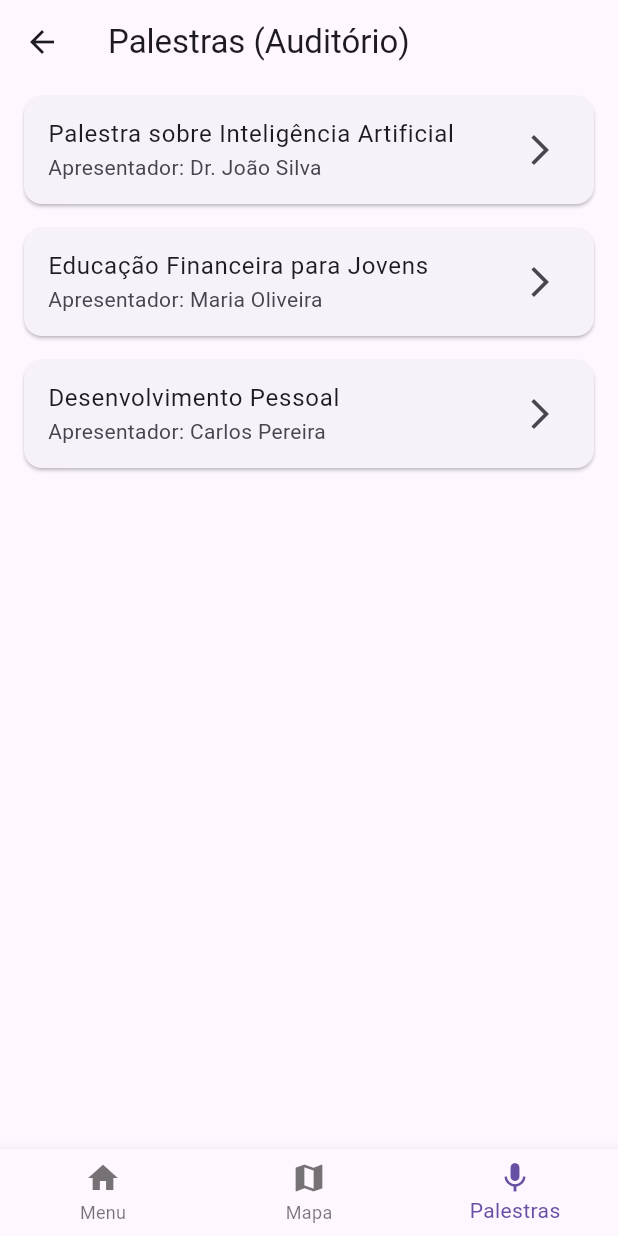
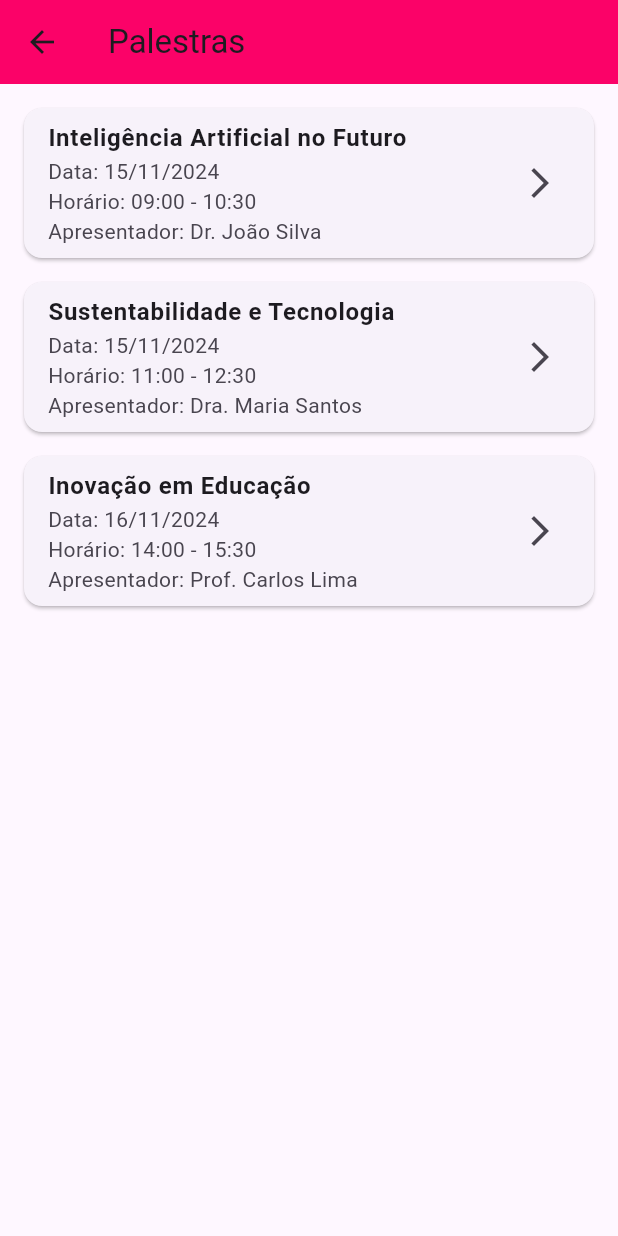
Before and after one commit to guicarvv/flutter_app, a Flutter app: the MenuPage screen opened by its route, item 2 of the bottom bar chosen, on a phone screen of 412 x 824 dp. Run offline on Flutter 3.47's test engine with Material 3 defaults, Android fonts, the light colour scheme and no system bars; our stand-ins replace shared_preferences; accounts and stored records are empty.

Commit message:
atualizado

```diff
--- a/lib/login_page.dart
+++ b/lib/login_page.dart
@@ -76,7 +76,7 @@ class _LoginPageState extends State<LoginPage> {
               // Ícone do usuário
               CircleAvatar(
                 radius: 60,
-                backgroundColor: rosaPrincipal.withOpacity(0.1),
+                backgroundColor: rosaPrincipal.withValues(alpha: 0.1),
                 child: Icon(
                   userIcon,
                   size: 60,
--- a/lib/menu_page.dart
+++ b/lib/menu_page.dart
@@ -106,11 +106,8 @@ class _MenuPageState extends State<MenuPage> {
             },
           ),
         ),
-        title: Center(
-          child: CircleAvatar(
-            radius: 20,
-            backgroundImage: AssetImage('assets/imagens/logo.png'),
-          ),
+        title: const Center(
+          child: Icon(Icons.event, color: Colors.white, size: 30),
         ),
         actions: [
           IconButton(
@@ -178,12 +175,9 @@ class _MenuPageState extends State<MenuPage> {
           children: [
             DrawerHeader(
               decoration: BoxDecoration(color: rosaPrincipal),
-              child: Align(
+              child: const Align(
                 alignment: Alignment.bottomLeft,
-                child: CircleAvatar(
-                  radius: 30,
-                  backgroundImage: AssetImage('assets/imagens/logo.png'),
-                ),
+                child: Icon(Icons.event, color: Colors.white, size: 60),
               ),
             ),
             _drawerItem(Icons.home, 'Inicio', () {}),
--- a/lib/palestras_page.dart
+++ b/lib/palestras_page.dart
@@ -1,49 +1,68 @@
 import 'package:flutter/material.dart';
 import 'detalhes_palestra_page.dart';
 
-class PalestrasPage extends StatelessWidget {
+class PalestrasPage extends StatefulWidget {
   const PalestrasPage({super.key});
 
-  final List<Map<String, String>> palestras = const [
+  @override
+  State<PalestrasPage> createState() => _PalestrasPageState();
+}
+
+class _PalestrasPageState extends State<PalestrasPage> {
+  final List<Map<String, String>> palestras = [
     {
-      'nome': 'Palestra sobre Inteligência Artificial',
-      'descricao': 'Uma análise detalhada das tendências em IA e suas aplicações.',
-      'apresentador': 'Dr. João Silva',
+      'nome': 'Inteligência Artificial no Futuro',
+      'data': '15/11/2024',
       'horaInicio': '09:00',
       'horaFim': '10:30',
-      'data': '15/08/2025',
+      'apresentador': 'Dr. João Silva',
+      'descricao': 'Uma visão abrangente sobre o futuro da IA e seu impacto na sociedade.',
     },
     {
-      'nome': 'Educação Financeira para Jovens',
-      'descricao': 'Dicas práticas para organizar suas finanças desde cedo.',
-      'apresentador': 'Maria Oliveira',
+      'nome': 'Sustentabilidade e Tecnologia',
+      'data': '15/11/2024',
       'horaInicio': '11:00',
-      'horaFim': '12:00',
-      'data': '15/08/2025',
+      'horaFim': '12:30',
+      'apresentador': 'Dra. Maria Santos',
+      'descricao': 'Como a tecnologia pode contribuir para um mundo mais sustentável.',
     },
     {
-      'nome': 'Desenvolvimento Pessoal',
-      'descricao': 'Como melhorar suas habilidades pessoais e profissionais.',
-      'apresentador': 'Carlos Pereira',
+      'nome': 'Inovação em Educação',
+      'data': '16/11/2024',
       'horaInicio': '14:00',
       'horaFim': '15:30',
-      'data': '15/08/2025',
+      'apresentador': 'Prof. Carlos Lima',
+      'descricao': 'Novas metodologias e tecnologias aplicadas à educação.',
     },
   ];
 
   @override
   Widget build(BuildContext context) {
     return Scaffold(
-      appBar: AppBar(title: const Text('Palestras (Auditório)')),
+      appBar: AppBar(
+        title: const Text('Palestras'),
+        backgroundColor: const Color(0xFFFB0268),
+      ),
       body: ListView.builder(
+        padding: const EdgeInsets.all(16),
         itemCount: palestras.length,
         itemBuilder: (context, index) {
           final palestra = palestras[index];
           return Card(
-            margin: const EdgeInsets.symmetric(horizontal: 16, vertical: 8),
+            margin: const EdgeInsets.only(bottom: 16),
             child: ListTile(
-              title: Text(palestra['nome']!),
-              subtitle: Text('Apresentador: ${palestra['apresentador']}'),
+              title: Text(
+                palestra['nome']!,
+                style: const TextStyle(fontWeight: FontWeight.bold),
+              ),
+              subtitle: Column(
+                crossAxisAlignment: CrossAxisAlignment.start,
+                children: [
+                  Text('Data: ${palestra['data']}'),
+                  Text('Horário: ${palestra['horaInicio']} - ${palestra['horaFim']}'),
+                  Text('Apresentador: ${palestra['apresentador']}'),
+                ],
+              ),
               trailing: const Icon(Icons.arrow_forward_ios),
               onTap: () {
                 Navigator.push(
@@ -57,23 +76,6 @@ class PalestrasPage extends StatelessWidget {
           );
         },
       ),
-      bottomNavigationBar: BottomNavigationBar(
-        currentIndex: 2, // Índice da aba atual (Palestras)
-        onTap: (index) {
-          if (index == 0) {
-            Navigator.pushReplacementNamed(context, '/menu');
-          } else if (index == 1) {
-            Navigator.pushReplacementNamed(context, '/mapa');
-          } else if (index == 2) {
-            // já está na página atual
-          }
-        },
-        items: const [
-          BottomNavigationBarItem(icon: Icon(Icons.home), label: 'Menu'),
-          BottomNavigationBarItem(icon: Icon(Icons.map), label: 'Mapa'),
-          BottomNavigationBarItem(icon: Icon(Icons.mic), label: 'Palestras'),
-        ],
-      ),
     );
   }
 }
```
